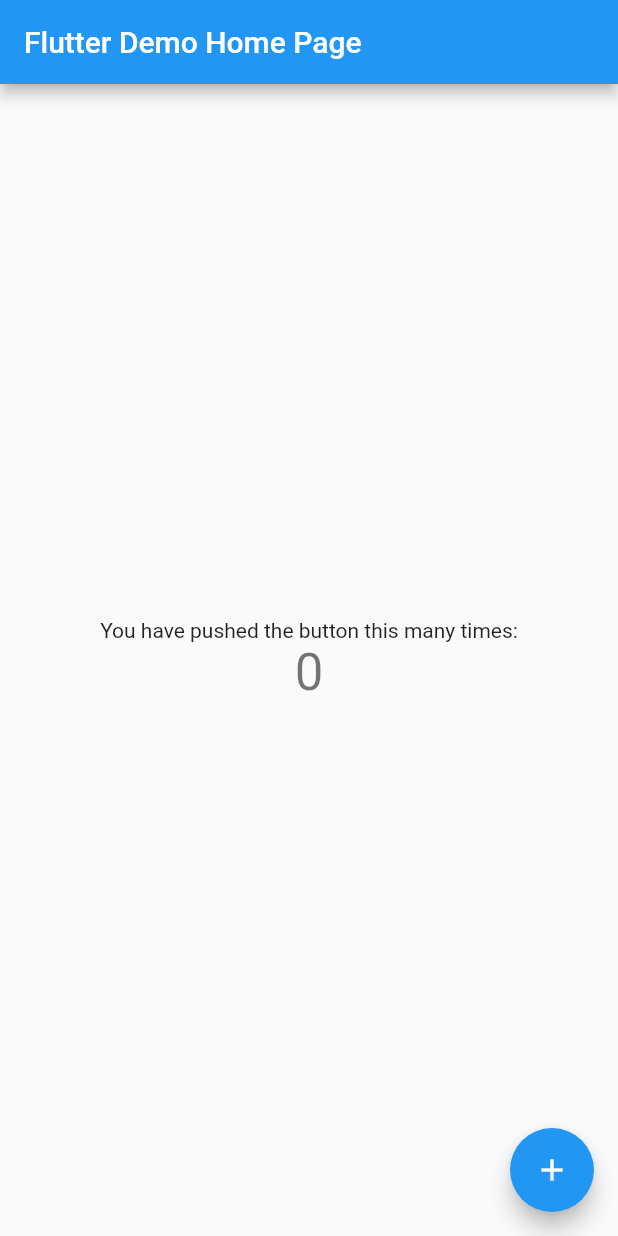
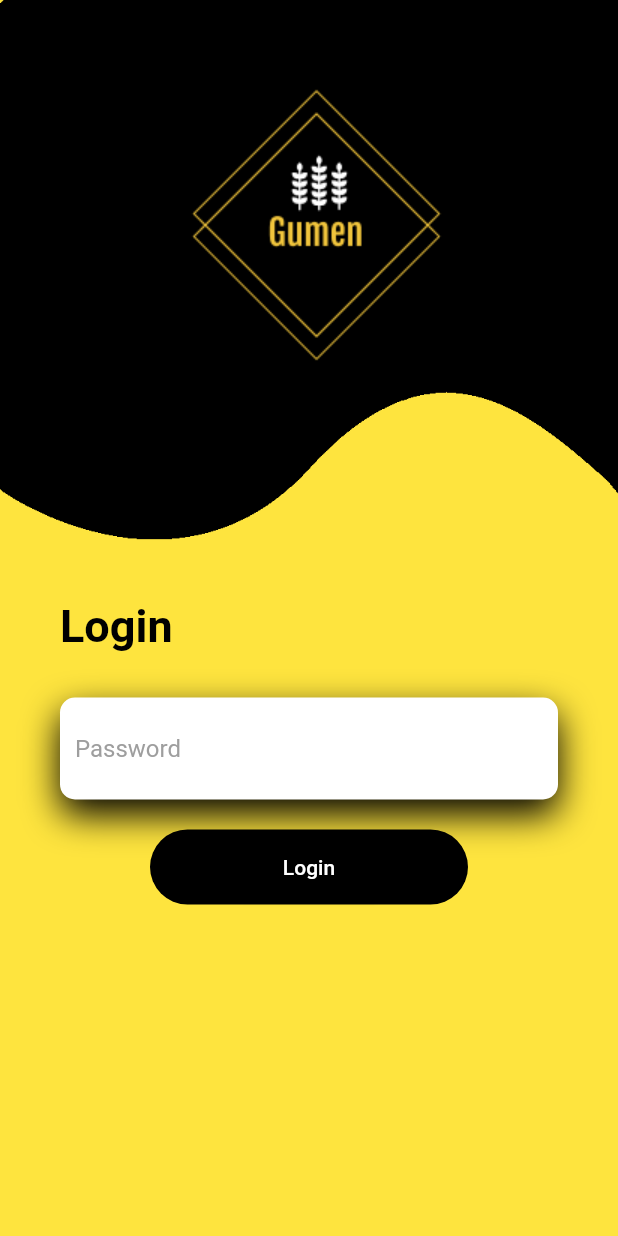
Before and after one commit to joosue72/opticassl-, a Flutter app: the screen it shows after launch, on a phone screen of 412 x 824 dp. Run offline on Flutter 3.47's test engine with Material 2 defaults, Android fonts, the phone set to English and light mode, and no system bars; our stand-ins replace simple_animations.

Commit message:
Version 0.0.1

```diff
--- /dev/null
+++ b/opticassl/lib/Animation/FadeAnimation.dart
@@ -0,0 +1,34 @@
+
+import 'package:flutter/material.dart';
+import 'package:simple_animations/simple_animations.dart';
+
+class FadeAnimation extends StatelessWidget {
+  final double delay;
+  final Widget child;
+
+  FadeAnimation(this.delay, this.child);
+
+  @override
+  Widget build(BuildContext context) {
+    final tween = MultiTrackTween([
+      Track("opacity").add(Duration(milliseconds: 500), Tween(begin: 0.0, end: 1.0)),
+      Track("translateY").add(
+        Duration(milliseconds: 500), Tween(begin: -30.0, end: 0.0),
+        curve: Curves.easeOut)
+    ]);
+
+    return ControlledAnimation(
+      delay: Duration(milliseconds: (500 * delay).round()),
+      duration: tween.duration,
+      tween: tween,
+      child: child,
+      builderWithChild: (context, child, animation) => Opacity(
+        opacity: animation["opacity"],
+        child: Transform.translate(
+          offset: Offset(0, animation["translateY"]),
+          child: child
+        ),
+      ),
+    );
+  }
+}
--- /dev/null
+++ b/opticassl/lib/Login.dart
@@ -0,0 +1,134 @@
+
+import 'package:flutter/material.dart';
+import 'package:flutter/services.dart';
+import 'package:opticassl/Animation/FadeAnimation.dart';
+//import 'Menu.dart';
+
+
+class Login extends StatelessWidget {
+  @override
+  Widget build(BuildContext context) {
+    final myController = TextEditingController();
+    //final db = Firestore.instance;
+    // String t ;
+    SystemChrome.setEnabledSystemUIOverlays([]);
+    final width = MediaQuery.of(context).size.width;
+    return Scaffold(
+      backgroundColor: Color.fromRGBO(254, 228, 62, 10),
+      body: SingleChildScrollView(
+        child: Column(
+          crossAxisAlignment: CrossAxisAlignment.start,
+          children: <Widget>[
+            Container(
+              height: 400,
+              child: Stack(
+                children: <Widget>[
+
+                  Positioned(
+                    height: 400,
+                    width: width+20,
+                    child: FadeAnimation(1.3, Container(
+                      decoration: BoxDecoration(
+                        image: DecorationImage(
+                          image: AssetImage('assets/background-2.png'),
+                          fit: BoxFit.fill
+                        )
+                      ),
+                    )),
+                  ),
+                  Positioned(
+                    height: 300,
+                    width: width+10,
+                    child: FadeAnimation(1.3, Container(
+                      decoration: BoxDecoration(
+
+                        image: DecorationImage(
+
+                          image: AssetImage('assets/logogumen3.png')
+
+                        )
+                      ),
+                    )),
+                  )
+                ],
+              ),
+            ),
+            Padding(
+              padding: EdgeInsets.symmetric(horizontal: 40),
+              child: Column(
+                crossAxisAlignment: CrossAxisAlignment.start,
+                children: <Widget>[
+                  FadeAnimation(1.5, Text("Login", style: TextStyle(color: Color.fromRGBO(0, 0, 0, 100), fontWeight: FontWeight.bold, fontSize: 30),)),
+                  SizedBox(height: 30,),
+                  FadeAnimation(1.7, Container(
+                    decoration: BoxDecoration(
+                      borderRadius: BorderRadius.circular(10),
+                      color: Colors.white,
+                      boxShadow: [
+                        BoxShadow(
+                          color: Color.fromRGBO(0, 0, 0, 100),
+                          blurRadius: 20,
+                          offset: Offset(0, 10),
+                        )
+                      ]
+                    ),
+                    child: Column(
+                      children: <Widget>[
+
+                        Container(
+                          padding: EdgeInsets.all(10),
+                          child: TextField(
+                            obscureText: true,
+                           controller: myController,
+                            decoration: InputDecoration(
+
+                              border: InputBorder.none,
+                              hintText: "Password",
+                              hintStyle: TextStyle(color: Colors.grey)
+                            ),
+                          ),
+                        )
+                      ],
+                    ),
+                  )),
+                  SizedBox(height: 20,),
+
+                  FadeAnimation(1.9, Container(
+                    height: 50,
+                    margin: EdgeInsets.symmetric(horizontal: 60),
+                    decoration: BoxDecoration(
+                      borderRadius: BorderRadius.circular(50),
+                      color: Colors.black,
+                    ),
+                    child: Center(
+                      child: RaisedButton(
+                              color: Colors.black,
+                             child: Text("Login", style: TextStyle(color: Colors.white),),
+                             onPressed: (){
+
+
+
+
+
+
+
+
+
+                             },
+                      )
+
+                    ),
+
+                  )
+
+                  ),
+
+                ],
+              ),
+            )
+          ],
+        ),
+      ),
+    );
+  }
+}
--- a/opticassl/lib/main.dart
+++ b/opticassl/lib/main.dart
@@ -1,111 +1,66 @@
 import 'package:flutter/material.dart';
+import 'dart:async';
+import 'Login.dart';
 
-void main() => runApp(MyApp());
 
-class MyApp extends StatelessWidget {
-  // This widget is the root of your application.
+
+
+
+void main() {
+  runApp(new MaterialApp(
+  debugShowCheckedModeBanner: false,
+  home: MyApp(),
+
+));
+}
+
+int n1;
+
+class MyApp  extends StatefulWidget {
+
   @override
+  _MyAppState createState() => _MyAppState();
+}
+
+class _MyAppState extends State<MyApp> {
+
+  @override
+  void initState() {
+
+    super.initState();
+    Future.delayed(
+
+    Duration(seconds: 3),
+    (){
+      Navigator.push(
+        context,
+
+        MaterialPageRoute(
+
+        builder: (context) => Login(),
+        ),
+      );
+    },
+  );
+}
+
+
+
+
+@override
   Widget build(BuildContext context) {
-    return MaterialApp(
-      title: 'Flutter Demo',
-      theme: ThemeData(
-        // This is the theme of your application.
-        //
-        // Try running your application with "flutter run". You'll see the
-        // application has a blue toolbar. Then, without quitting the app, try
-        // changing the primarySwatch below to Colors.green and then invoke
-        // "hot reload" (press "r" in the console where you ran "flutter run",
-        // or simply save your changes to "hot reload" in a Flutter IDE).
-        // Notice that the counter didn't reset back to zero; the application
-        // is not restarted.
-        primarySwatch: Colors.blue,
+    return Scaffold(
+
+      body: Container(
+       decoration: BoxDecoration(
+          image: DecorationImage(
+            image: AssetImage("assets/12.gif"),
+            fit: BoxFit.cover,
+          ),
+        ),
+
       ),
-      home: MyHomePage(title: 'Flutter Demo Home Page'),
+
     );
   }
 }
-
-class MyHomePage extends StatefulWidget {
-  MyHomePage({Key key, this.title}) : super(key: key);
-
-  // This widget is the home page of your application. It is stateful, meaning
-  // that it has a State object (defined below) that contains fields that affect
-  // how it looks.
-
-  // This class is the configuration for the state. It holds the values (in this
-  // case the title) provided by the parent (in this case the App widget) and
-  // used by the build method of the State. Fields in a Widget subclass are
-  // always marked "final".
-
-  final String title;
-
-  @override
-  _MyHomePageState createState() => _MyHomePageState();
-}
-
-class _MyHomePageState extends State<MyHomePage> {
-  int _counter = 0;
-
-  void _incrementCounter() {
-    setState(() {
-      // This call to setState tells the Flutter framework that something has
-      // changed in this State, which causes it to rerun the build method below
-      // so that the display can reflect the updated values. If we changed
-      // _counter without calling setState(), then the build method would not be
-      // called again, and so nothing would appear to happen.
-      _counter++;
-    });
-  }
-
-  @override
-  Widget build(BuildContext context) {
-    // This method is rerun every time setState is called, for instance as done
-    // by the _incrementCounter method above.
-    //
-    // The Flutter framework has been optimized to make rerunning build methods
-    // fast, so that you can just rebuild anything that needs updating rather
-    // than having to individually change instances of widgets.
-    return Scaffold(
-      appBar: AppBar(
-        // Here we take the value from the MyHomePage object that was created by
-        // the App.build method, and use it to set our appbar title.
-        title: Text(widget.title),
-      ),
-      body: Center(
-        // Center is a layout widget. It takes a single child and positions it
-        // in the middle of the parent.
-        child: Column(
-          // Column is also a layout widget. It takes a list of children and
-          // arranges them vertically. By default, it sizes itself to fit its
-          // children horizontally, and tries to be as tall as its parent.
-          //
-          // Invoke "debug painting" (press "p" in the console, choose the
-          // "Toggle Debug Paint" action from the Flutter Inspector in Android
-          // Studio, or the "Toggle Debug Paint" command in Visual Studio Code)
-          // to see the wireframe for each widget.
-          //
-          // Column has various properties to control how it sizes itself and
-          // how it positions its children. Here we use mainAxisAlignment to
-          // center the children vertically; the main axis here is the vertical
-          // axis because Columns are vertical (the cross axis would be
-          // horizontal).
-          mainAxisAlignment: MainAxisAlignment.center,
-          children: <Widget>[
-            Text(
-              'You have pushed the button this many times:',
-            ),
-            Text(
-              '$_counter',
-              style: Theme.of(context).textTheme.display1,
-            ),
-          ],
-        ),
-      ),
-      floatingActionButton: FloatingActionButton(
-        onPressed: _incrementCounter,
-        tooltip: 'Increment',
-        child: Icon(Icons.add),
-      ), // This trailing comma makes auto-formatting nicer for build methods.
-    );
-  }
-}
```
Also changed, not shown: opticassl/pubspec.yaml (+18 -2 lines), opticassl/assets/12.gif (added), opticassl/assets/background-2.png (added), opticassl/assets/logogumen3.png (added), opticassl/pubspec.lock.
